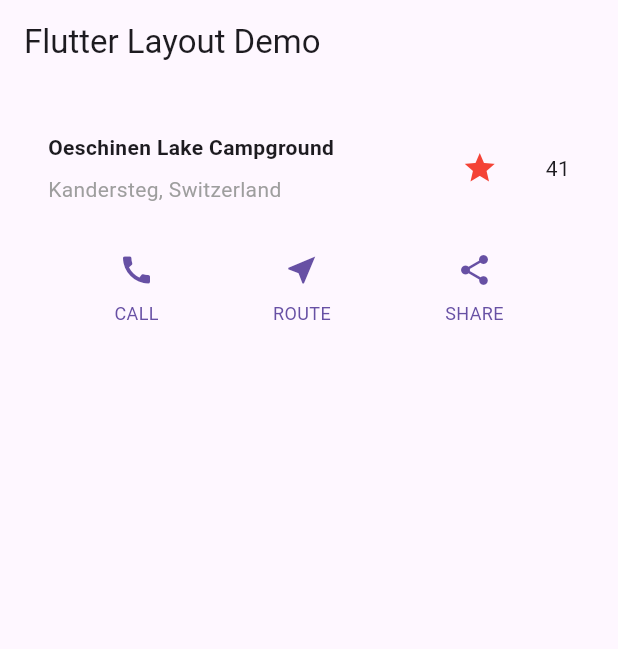
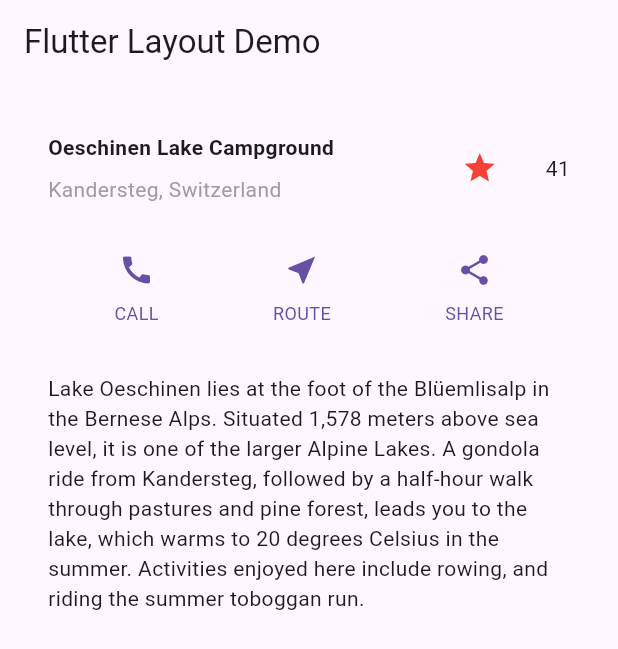
Before and after one commit to sereneheart888/Flutter-test, a Flutter app: the screen it shows after launch, on a phone screen of 412 x 824 dp. Shown: the top 649 px of the screen. Run offline on Flutter 3.47's test engine with Material 3 defaults, Android fonts, the phone set to English and light mode, and no system bars.

Commit message:
[A] Text section

```diff
--- a/Build_Layout/build_layout/lib/main.dart
+++ b/Build_Layout/build_layout/lib/main.dart
@@ -25,6 +25,10 @@ class MyApp extends StatelessWidget {
                 location: 'Kandersteg, Switzerland',
               ),
               ButtonSection(),
+              TextSection(
+                description:
+                    'Lake Oeschinen lies at the foot of the Blüemlisalp in the Bernese Alps. Situated 1,578 meters above sea level, it is one of the larger Alpine Lakes. A gondola ride from Kandersteg, followed by a half-hour walk through pastures and pine forest, leads you to the lake, which warms to 20 degrees Celsius in the summer. Activities enjoyed here include rowing, and riding the summer toboggan run.',
+              )
             ],
           ),
         ),
@@ -131,3 +135,19 @@ class ButtonWithText extends StatelessWidget {
     );
   }
 }
+
+class TextSection extends StatelessWidget {
+  const TextSection({super.key, required this.description});
+
+  final String description;
+  @override
+  Widget build(BuildContext context) {
+    return Padding(
+      padding: const EdgeInsets.all(32),
+      child: Text(
+        description,
+        softWrap: true,
+      ),
+    );
+  }
+}
```
